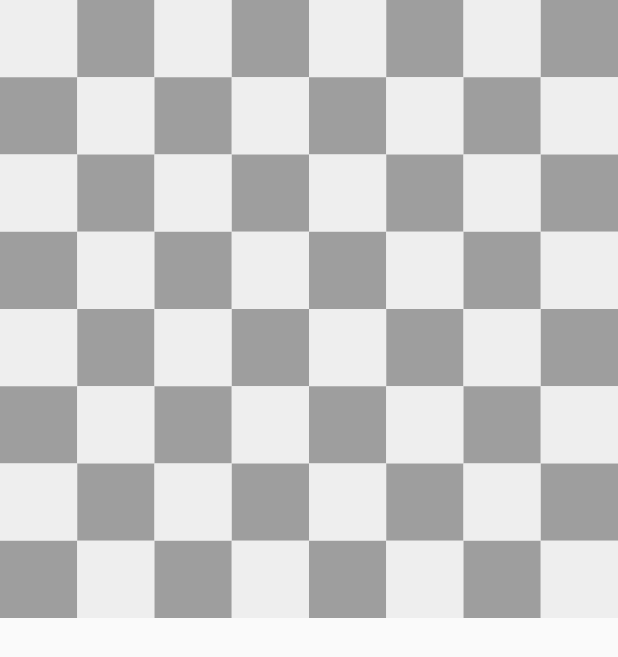
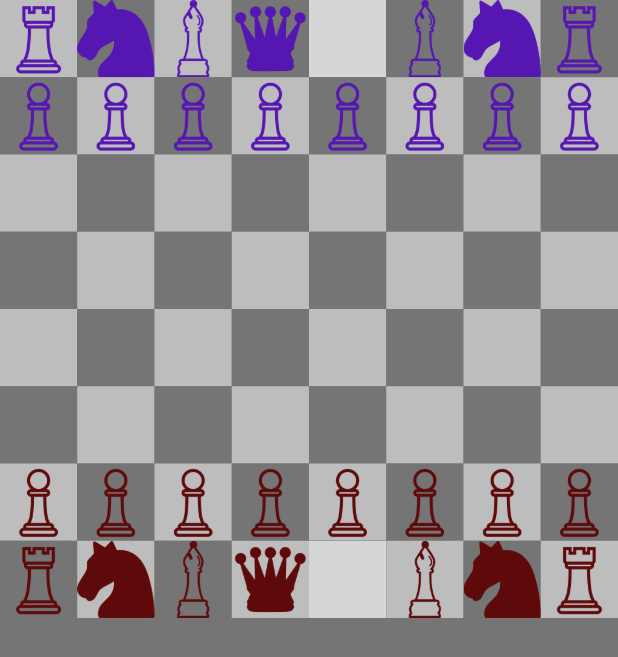
Before and after one commit to sudorajpy/chess_game_in_flutter, a Flutter app: the screen it shows after launch, on a phone screen of 412 x 824 dp. Shown: the top 657 px of the screen. Run offline on Flutter 3.47's test engine with Material 2 defaults, Android fonts, the phone set to English and light mode, and no system bars; grey boxes are pictures that could not be loaded.

Commit message:
selected piece highlight

```diff
--- a/lib/components/square.dart
+++ b/lib/components/square.dart
@@ -1,16 +1,47 @@
 import 'package:chess_game_in_flutter/components/piece.dart';
+import 'package:chess_game_in_flutter/values/colors.dart';
 import 'package:flutter/material.dart';
 
 class Square extends StatelessWidget {
-  const Square({super.key , required this.isWhite , this.piece});
+  const Square(
+      {super.key,
+      required this.isWhite,
+      required this.piece,
+      required this.isSelected,
+      required this.onTap});
+  // : _isSelectable = isSelectable;
 
   final bool isWhite;
   final ChessPiece? piece;
+  final bool isSelected;
+  final void Function()? onTap;
 
   @override
   Widget build(BuildContext context) {
-    return Container(
-      color: isWhite ? Colors.grey[200] : Colors.grey[500],
+    Color? squareColor;
+    //if selectable, then the square is green
+    if (isSelected) {
+      squareColor = Colors.green;
+    }
+
+    // otherwise it will be white or black
+    else {
+      squareColor = isWhite ? foregroundColor : backgroundColor;
+    }
+
+    return GestureDetector(
+      onTap: onTap,
+      child: Container(
+        color: squareColor,
+        child: piece != null
+            ? Image.asset(
+                piece!.imagePath,
+                color: piece!.isWhite
+                    ? const Color.fromARGB(255, 94, 10, 10)
+                    : Color.fromARGB(255, 86, 22, 177),
+              )
+            : null,
+      ),
     );
   }
 }
--- a/lib/helper/helper_methods.dart
+++ b/lib/helper/helper_methods.dart
@@ -1,7 +1,7 @@
 bool isWhite(int index){
-  int x = index ~/ 8; //this will give integer division means row
-          int y = index % 8; //this will give remainder means column
+  int row = index ~/ 8; //this will give integer division means row
+          int col = index % 8; //this will give remainder means column
 
-          bool isWhite = (x + y) % 2 == 0; //alternate colors for each sqaure
+          bool isWhite = (row + col) % 2 == 0; //alternate colors for each sqaure
           return isWhite;
 }
--- /dev/null
+++ b/lib/values/colors.dart
@@ -0,0 +1,4 @@
+import 'package:flutter/material.dart';
+
+var backgroundColor = Colors.grey[600];
+var foregroundColor = Colors.grey[400];
```
Also changed, not shown: lib/game_board.dart (+151 -8 lines).
